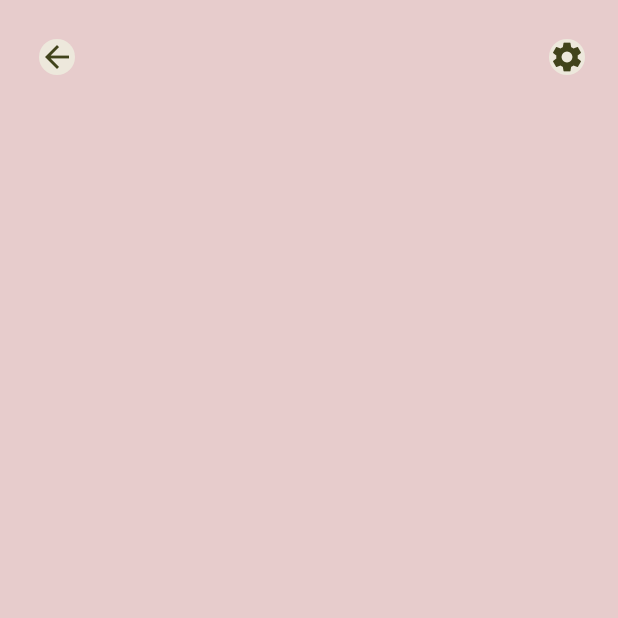
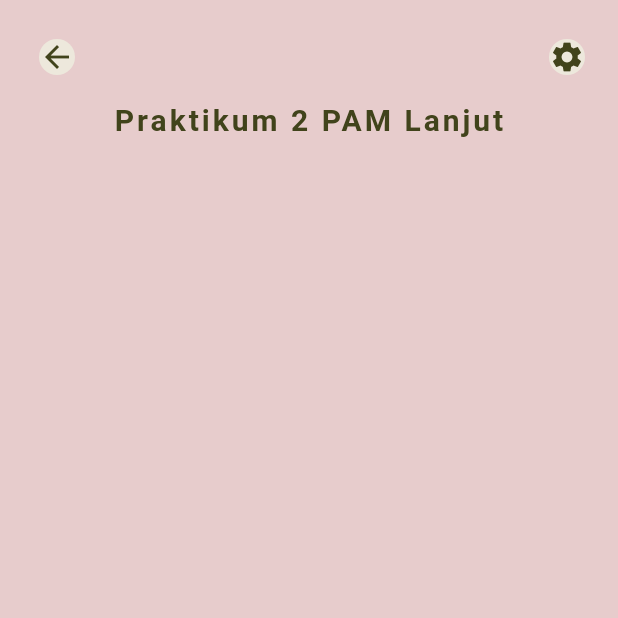
Before and after one commit to lulultfh/Praktikkum2_0209, a Flutter app: the SimpleStateless screen opened directly, on a phone screen of 412 x 824 dp, the top half of it. Run offline on Flutter 3.47's test engine with Material 3 defaults, Android fonts, the phone set to English and light mode, and no system bars.

Commit message:
feat: menambahkan text sebagai judul pada body

```diff
--- a/lib/stateless/stateless.dart
+++ b/lib/stateless/stateless.dart
@@ -38,7 +38,15 @@ class SimpleStateless extends StatelessWidget {
         mainAxisAlignment: MainAxisAlignment.start,
         children: [
           SizedBox(height: 10, width: double.infinity),
-
+          Text(
+            "Praktikum 2 PAM Lanjut",
+            style: TextStyle(
+              letterSpacing: 2,
+              fontSize: 20,
+              fontWeight: FontWeight.bold,
+              color: const Color(0xff41431B),
+            ),
+          ),
         ],
       ),
     );
```
